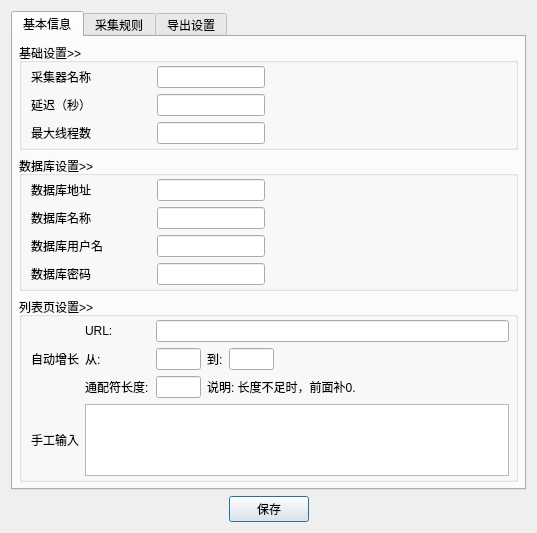
The window that UI/Robot.ui (leaboy/pycollect) describes before a commit, drawn with Qt 5.
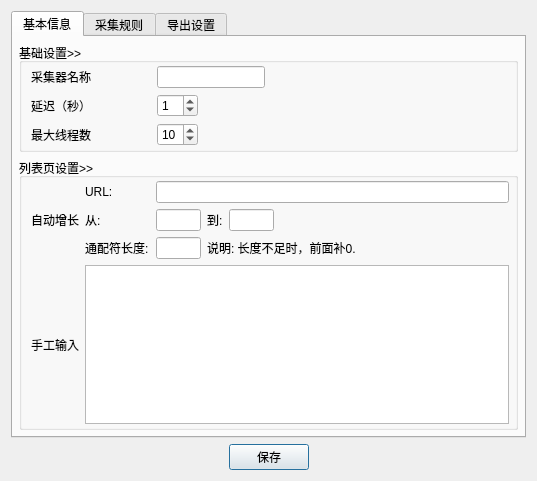
The same window after the commit.

Patch:
```diff
--- a/UI/Robot.ui
+++ b/UI/Robot.ui
@@ -7,7 +7,7 @@
     <x>0</x>
     <y>0</y>
     <width>537</width>
-    <height>486</height>
+    <height>465</height>
    </rect>
   </property>
   <property name="windowTitle">
@@ -118,148 +118,31 @@
              </widget>
             </item>
             <item row="1" column="1">
-             <widget class="QLineEdit" name="speed_2">
+             <widget class="QSpinBox" name="speed">
               <property name="sizePolicy">
                <sizepolicy hsizetype="Fixed" vsizetype="Fixed">
                 <horstretch>0</horstretch>
                 <verstretch>0</verstretch>
                </sizepolicy>
               </property>
-             </widget>
-            </item>
-            <item row="2" column="1">
-             <widget class="QLineEdit" name="threads_2">
-              <property name="sizePolicy">
-               <sizepolicy hsizetype="Fixed" vsizetype="Fixed">
-                <horstretch>0</horstretch>
-                <verstretch>0</verstretch>
-               </sizepolicy>
+              <property name="maximum">
+               <number>99</number>
               </property>
-             </widget>
-            </item>
-           </layout>
-          </item>
-         </layout>
-        </widget>
-       </item>
-       <item>
-        <widget class="QGroupBox" name="groupBox_7">
-         <property name="sizePolicy">
-          <sizepolicy hsizetype="Preferred" vsizetype="Maximum">
-           <horstretch>0</horstretch>
-           <verstretch>0</verstretch>
-          </sizepolicy>
-         </property>
-         <property name="styleSheet">
-          <string notr="true"/>
-         </property>
-         <property name="title">
-          <string>数据库设置&gt;&gt;</string>
-         </property>
-         <property name="flat">
-          <bool>true</bool>
-         </property>
-         <property name="checkable">
-          <bool>false</bool>
-         </property>
-         <layout class="QHBoxLayout" name="horizontalLayout_7">
-          <property name="leftMargin">
-           <number>9</number>
-          </property>
-          <property name="topMargin">
-           <number>3</number>
-          </property>
-          <property name="rightMargin">
-           <number>6</number>
-          </property>
-          <property name="bottomMargin">
-           <number>3</number>
-          </property>
-          <item>
-           <layout class="QFormLayout" name="formLayout_5">
-            <item row="0" column="0">
-             <widget class="QLabel" name="label_14">
-              <property name="sizePolicy">
-               <sizepolicy hsizetype="Maximum" vsizetype="Preferred">
-                <horstretch>0</horstretch>
-                <verstretch>0</verstretch>
-               </sizepolicy>
+              <property name="value">
+               <number>1</number>
               </property>
-              <property name="minimumSize">
-               <size>
-                <width>120</width>
-                <height>0</height>
-               </size>
-              </property>
-              <property name="maximumSize">
-               <size>
-                <width>120</width>
-                <height>16777215</height>
-               </size>
-              </property>
-              <property name="text">
-               <string>数据库地址</string>
-              </property>
              </widget>
             </item>
-            <item row="1" column="0">
-             <widget class="QLabel" name="label_15">
-              <property name="text">
-               <string>数据库名称</string>
-              </property>
-             </widget>
-            </item>
-            <item row="2" column="0">
-             <widget class="QLabel" name="label_28">
-              <property name="text">
-               <string>数据库用户名</string>
-              </property>
-             </widget>
-            </item>
-            <item row="3" column="0">
-             <widget class="QLabel" name="label_29">
-              <property name="text">
-               <string>数据库密码</string>
-              </property>
-             </widget>
-            </item>
-            <item row="0" column="1">
-             <widget class="QLineEdit" name="dbhost_2">
-              <property name="sizePolicy">
-               <sizepolicy hsizetype="Fixed" vsizetype="Fixed">
-                <horstretch>0</horstretch>
-                <verstretch>0</verstretch>
-               </sizepolicy>
-              </property>
-             </widget>
-            </item>
-            <item row="1" column="1">
-             <widget class="QLineEdit" name="dbname_2">
-              <property name="sizePolicy">
-               <sizepolicy hsizetype="Fixed" vsizetype="Fixed">
-                <horstretch>0</horstretch>
-                <verstretch>0</verstretch>
-               </sizepolicy>
-              </property>
-             </widget>
-            </item>
             <item row="2" column="1">
-             <widget class="QLineEdit" name="dbuser_2">
+             <widget class="QSpinBox" name="threads">
               <property name="sizePolicy">
                <sizepolicy hsizetype="Fixed" vsizetype="Fixed">
                 <horstretch>0</horstretch>
                 <verstretch>0</verstretch>
                </sizepolicy>
               </property>
-             </widget>
-            </item>
-            <item row="3" column="1">
-             <widget class="QLineEdit" name="dbpw_2">
-              <property name="sizePolicy">
-               <sizepolicy hsizetype="Fixed" vsizetype="Fixed">
-                <horstretch>0</horstretch>
-                <verstretch>0</verstretch>
-               </sizepolicy>
+              <property name="value">
+               <number>10</number>
               </property>
              </widget>
             </item>
```
Left out of the diff: 2 changed lines with no effect on the pictures.
